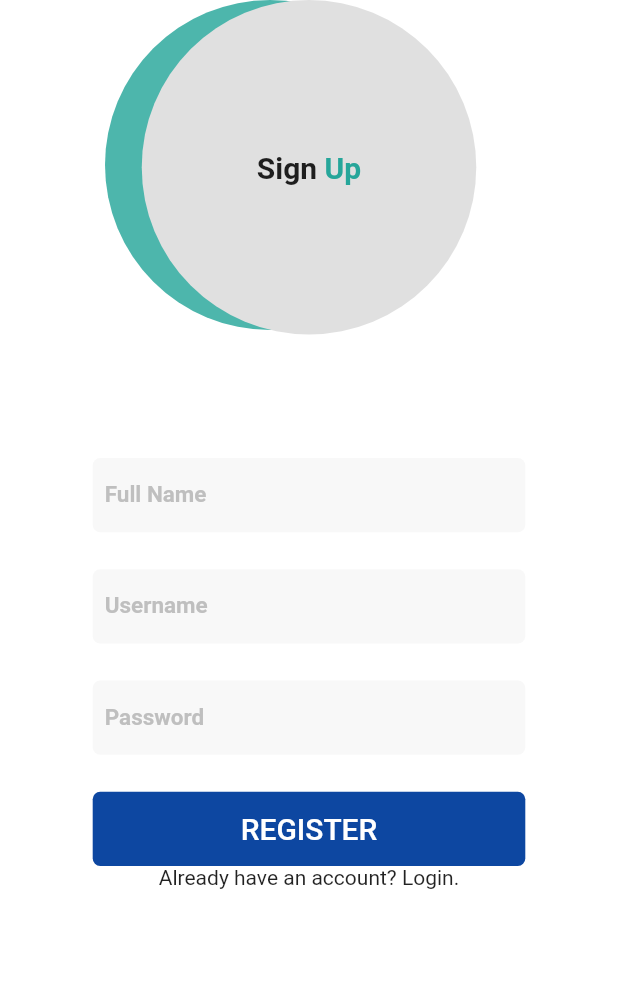
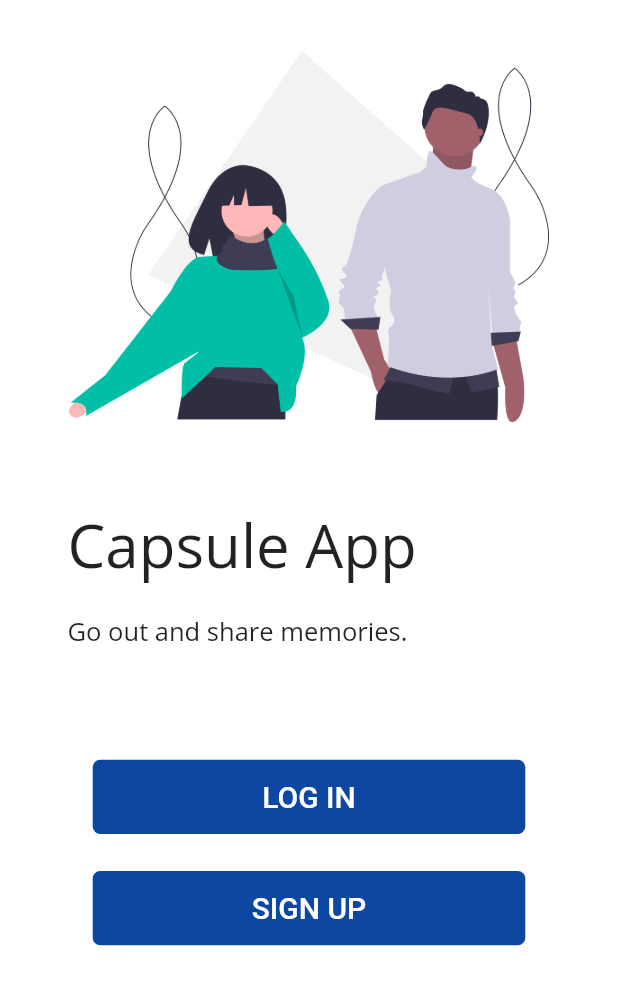
Before and after one commit to YuanSamuel/capsule_map, a Flutter app: the screen it shows after launch, on a phone screen of 412 x 824 dp. Shown: the top 985 px of the screen. Run offline on Flutter 3.47's test engine with Material 2 defaults, Android fonts, the phone set to English and light mode, and no system bars; our stand-ins replace cloud_firestore, firebase_auth, mobx; accounts and stored records are empty; generated files the repository leaves out were written again.

Commit message:
welcome screen finished

```diff
--- a/lib/main.dart
+++ b/lib/main.dart
@@ -1,4 +1,5 @@
 import 'package:capsule_map/screens/signup_screen.dart';
+import 'package:capsule_map/screens/welcome_screen.dart';
 import 'package:flutter/material.dart';
 
 void main() {
@@ -10,7 +11,7 @@ class MyApp extends StatelessWidget {
   Widget build(BuildContext context) {
     return MaterialApp(
       debugShowCheckedModeBanner: false,
-      home: SignUpScreen(),
+      home: WelcomeScreen(),
     );
   }
 }
--- /dev/null
+++ b/lib/screens/welcome_screen.dart
@@ -0,0 +1,104 @@
+import 'package:flutter/material.dart';
+
+class WelcomeScreen extends StatefulWidget {
+  @override
+  _WelcomeScreenState createState() => _WelcomeScreenState();
+}
+
+class _WelcomeScreenState extends State<WelcomeScreen> {
+  @override
+  Widget build(BuildContext context) {
+    double height = MediaQuery.of(context).size.height;
+    double width = MediaQuery.of(context).size.width;
+    return Scaffold(
+      backgroundColor: Colors.white,
+      body: SafeArea(
+        child: Column(
+          mainAxisAlignment: MainAxisAlignment.start,
+          children: [
+            Container(
+              padding: EdgeInsets.all(10.0),
+              child: Image.asset('images/people.png'),
+            ),
+            Container(
+              child: Padding(
+                padding: const EdgeInsets.only(left: 45.0, top: 20.0),
+                child: Row(
+                  mainAxisAlignment: MainAxisAlignment.start,
+                  children: [
+                    Text(
+                      'Capsule App',
+                      style: TextStyle(
+                        fontFamily: 'Open_Sans',
+                        fontSize: 40.0,
+                      ),
+                    ),
+                  ],
+                ),
+              ),
+            ),
+            Container(
+              child: Padding(
+                padding: const EdgeInsets.only(left: 45.0, top: 20.0),
+                child: Row(
+                  mainAxisAlignment: MainAxisAlignment.start,
+                  children: [
+                    Text(
+                      'Go out and share memories.',
+                      style: TextStyle(
+                        fontFamily: 'Open_Sans',
+                        fontSize: 17.0,
+                      ),
+                    ),
+                  ],
+                ),
+              ),
+            ),
+            SizedBox(
+              height: height * 0.09,
+            ),
+            Container(
+              height: height * 0.06,
+              width: width * 0.7,
+              decoration: BoxDecoration(
+                borderRadius: BorderRadius.circular(5.0),
+                color: Colors.blue[900],
+              ),
+              child: Center(
+                child: Text(
+                  'LOG IN',
+                  style: TextStyle(
+                    color: Colors.white,
+                    fontSize: 20.0,
+                    fontWeight: FontWeight.w500,
+                  ),
+                ),
+              ),
+            ),
+            SizedBox(
+              height: height * 0.03,
+            ),
+            Container(
+              height: height * 0.06,
+              width: width * 0.7,
+              decoration: BoxDecoration(
+                borderRadius: BorderRadius.circular(5.0),
+                color: Colors.blue[900],
+              ),
+              child: Center(
+                child: Text(
+                  'SIGN UP',
+                  style: TextStyle(
+                    color: Colors.white,
+                    fontSize: 20.0,
+                    fontWeight: FontWeight.w500,
+                  ),
+                ),
+              ),
+            ),
+          ],
+        ),
+      ),
+    );
+  }
+}
```
Also changed, not shown: pubspec.yaml (+6 -7 lines), fonts/OpenSans-Regular.ttf (added), images/people.png (added), pubspec.lock, 3 other files.
